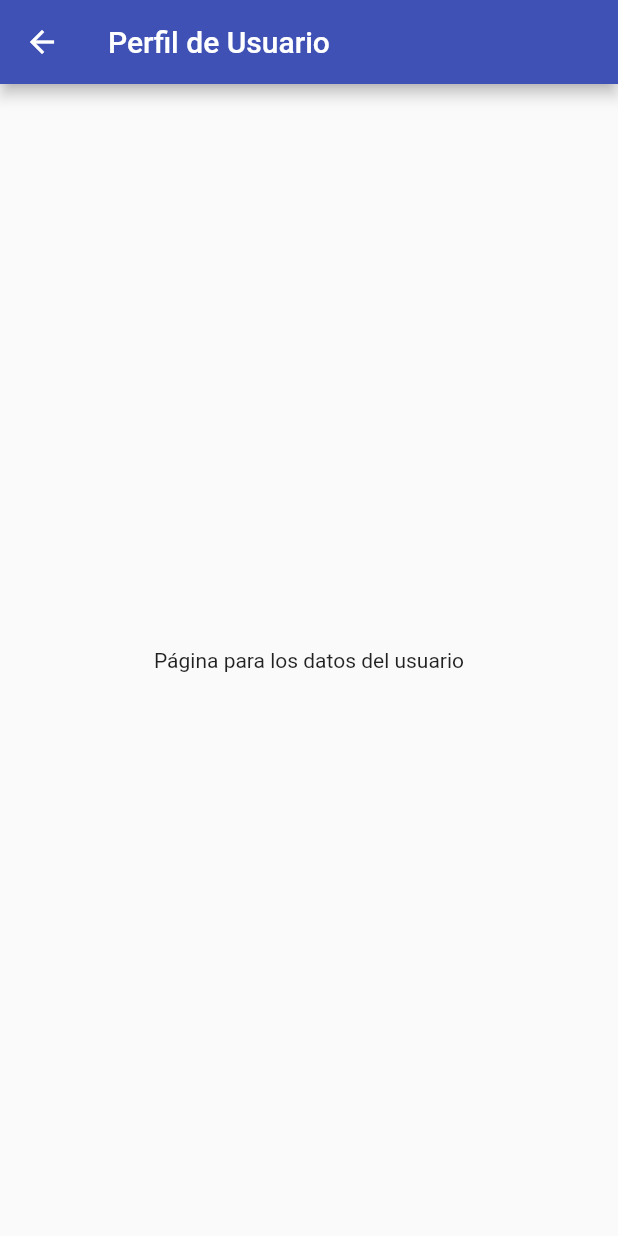
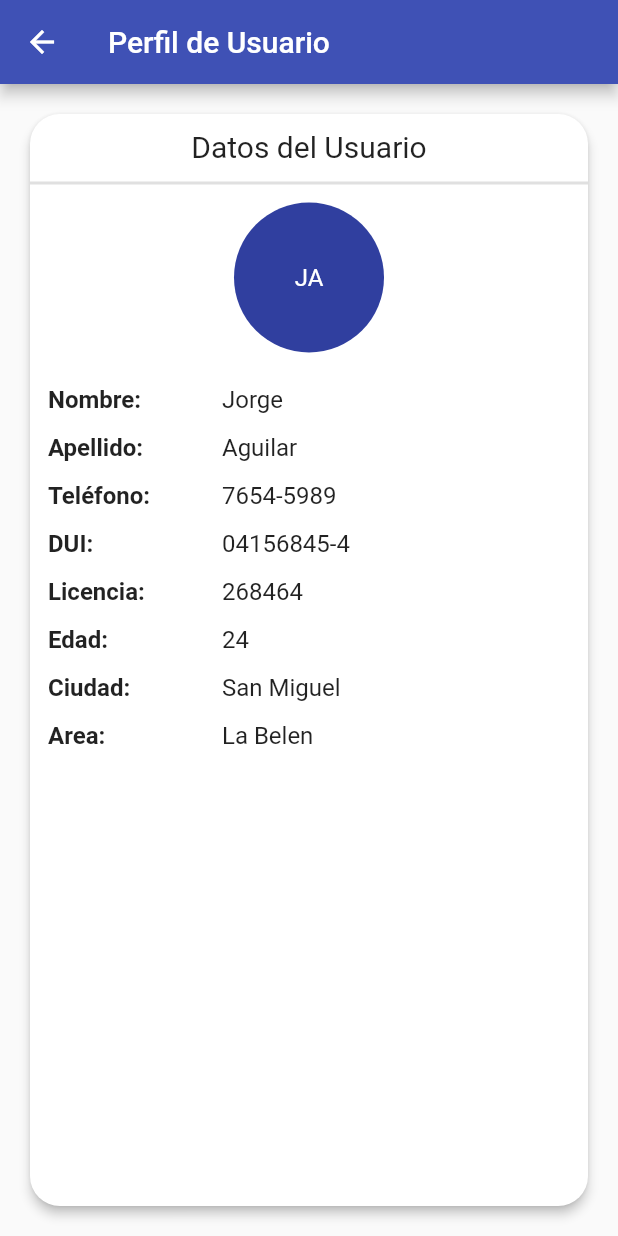
Before and after one commit to gerardoevs/driveloop-app, a Flutter app: the ProfilePage screen opened by its route, on a phone screen of 412 x 824 dp. Run offline on Flutter 3.47's test engine with Material 2 defaults, Android fonts, the phone set to English and light mode, and no system bars; our stand-ins replace transparent_image.

Commit message:
informacion de usuario y solicitudes

```diff
--- a/lib/pages/login_page.dart
+++ b/lib/pages/login_page.dart
@@ -9,7 +9,7 @@ class LoginPage extends StatelessWidget {
           color: Colors.indigo,
           textColor: Colors.white,
           child: Text('Iniciar Sesion'),
-          onPressed: () => Navigator.pushNamed(context, 'customer'),
+          onPressed: () => Navigator.pushReplacementNamed(context, 'owner'),
         ),
       )
     );
--- a/lib/pages/owner_page.dart
+++ b/lib/pages/owner_page.dart
@@ -1,3 +1,4 @@
+import 'package:Driveloop/widgets/drawer_widget.dart';
 import 'package:flutter/material.dart';
 
 class OwnerPage extends StatelessWidget {
@@ -7,8 +8,9 @@ class OwnerPage extends StatelessWidget {
       appBar: AppBar(
         title: Text('Driveloop'),
       ),
+      drawer: AppDrawer(tipoUsuario: 'owner'),
       body: Center(
-        child: Text('Página principal de usuarios dueños'),
+        child: Text('Página principal de usuarios clientes'),
       ),
     );
   }
--- a/lib/pages/profile_page.dart
+++ b/lib/pages/profile_page.dart
@@ -1,14 +1,83 @@
 import 'package:flutter/material.dart';
 
+final TextStyle _propiedadFontStyle =
+    const TextStyle(fontWeight: FontWeight.bold, fontSize: 16, height: 2);
+final TextStyle _valorFontStyle = const TextStyle(fontSize: 16, height: 2);
+
 class ProfilePage extends StatelessWidget {
+  final Map<String, String> _usuario = {
+    'nombre': 'Jorge',
+    'apellido': 'Aguilar',
+    'phone': '7654-5989',
+    'dui': '04156845-4',
+    'licence': '268464',
+    'age': '24',
+    'city': 'San Miguel',
+    'location': 'La Belen'
+  };
   @override
   Widget build(BuildContext context) {
     return Scaffold(
       appBar: AppBar(
         title: Text('Perfil de Usuario'),
       ),
-      body: Center(
-        child: Text('Página para los datos del usuario'),
+      body: Card(
+        margin: EdgeInsets.all(20),
+        elevation: 3,
+        shape: RoundedRectangleBorder(borderRadius: BorderRadius.circular(20)),
+        borderOnForeground: true,
+        child: Column(
+          children: <Widget>[
+            SizedBox(height: 10),
+            Text('Datos del Usuario', style: TextStyle(fontSize: 20)),
+            SizedBox(height: 5),
+            Divider(thickness: 2),
+            SizedBox(height: 5),
+            CircleAvatar(radius: 50, child: Text('${_usuario['nombre'].substring(0, 1)}${_usuario['apellido'].substring(0, 1)}')),
+            Padding(
+              padding: const EdgeInsets.all(12.0),
+              child: Table(
+                //border: TableBorder.all(style: BorderStyle.solid, width: 1),
+                columnWidths: {0: IntrinsicColumnWidth(flex: 0.5)},
+                defaultVerticalAlignment: TableCellVerticalAlignment.middle,
+                children: <TableRow>[
+                  TableRow(children: [
+                    Text('Nombre:', style: _propiedadFontStyle),
+                    Text('${_usuario['nombre']}', style: _valorFontStyle),
+                  ]),
+                  TableRow(children: [
+                    Text('Apellido:', style: _propiedadFontStyle),
+                    Text('${_usuario['apellido']}', style: _valorFontStyle),
+                  ]),
+                  TableRow(children: [
+                    Text('Teléfono:', style: _propiedadFontStyle),
+                    Text('${_usuario['phone']}', style: _valorFontStyle),
+                  ]),
+                  TableRow(children: [
+                    Text('DUI:', style: _propiedadFontStyle),
+                    Text('${_usuario['dui']}', style: _valorFontStyle),
+                  ]),
+                  TableRow(children: [
+                    Text('Licencia:', style: _propiedadFontStyle),
+                    Text('${_usuario['licence']}', style: _valorFontStyle),
+                  ]),
+                  TableRow(children: [
+                    Text('Edad:', style: _propiedadFontStyle),
+                    Text('${_usuario['age']}', style: _valorFontStyle),
+                  ]),
+                  TableRow(children: [
+                    Text('Ciudad:', style: _propiedadFontStyle),
+                    Text('${_usuario['city']}', style: _valorFontStyle),
+                  ]),
+                  TableRow(children: [
+                    Text('Area:', style: _propiedadFontStyle),
+                    Text('${_usuario['location']}', style: _valorFontStyle),
+                  ]),
+                ],
+              ),
+            )
+          ],
+        ),
       ),
     );
   }
--- a/lib/routes.dart
+++ b/lib/routes.dart
@@ -1,10 +1,10 @@
-import 'package:Driveloop/pages/backlog_page.dart';
 import 'package:Driveloop/pages/clients_page.dart';
 import 'package:Driveloop/pages/customer_page.dart';
 import 'package:Driveloop/pages/garage_page.dart';
 import 'package:Driveloop/pages/login_page.dart';
 import 'package:Driveloop/pages/owner_page.dart';
 import 'package:Driveloop/pages/profile_page.dart';
+import 'package:Driveloop/pages/received_page.dart';
 import 'package:Driveloop/pages/record_page.dart';
 import 'package:Driveloop/pages/requests_page.dart';
 import 'package:flutter/material.dart';
@@ -17,6 +17,6 @@ Map<String, WidgetBuilder> appRoutes = {
   'profile': (context) => ProfilePage(),
   'records': (context) => RecordsPage(),
   'requests': (context) => RequestsPage(),
-  'backlog': (context) => BacklogPage(),
+  'received': (context) => ReceivedPage(),
   'clients': (context) => ClientsPage()
 };
--- a/pubspec.yaml
+++ b/pubspec.yaml
@@ -29,6 +29,8 @@ dependencies:
   provider: ^4.0.5
   http: ^0.12.0+4
   animate_do: ^1.7.2
+  shared_preferences: ^0.5.7
+  transparent_image:
 
 
 dev_dependencies:
```
Also changed, not shown: lib/models/car_model.dart (added, +70 -0 lines), lib/models/customer_model.dart (added, +62 -0 lines), lib/models/request_model.dart (added, +47 -0 lines), lib/models/user_model.dart (added, +41 -0 lines), lib/pages/backlog_page.dart (deleted, +0 -15 lines), lib/pages/customer_page.dart (+1 -8 lines), lib/pages/received_page.dart (added, +89 -0 lines), lib/widgets/drawer_widget.dart (+63 -26 lines), pubspec.lock, 1 other file.
